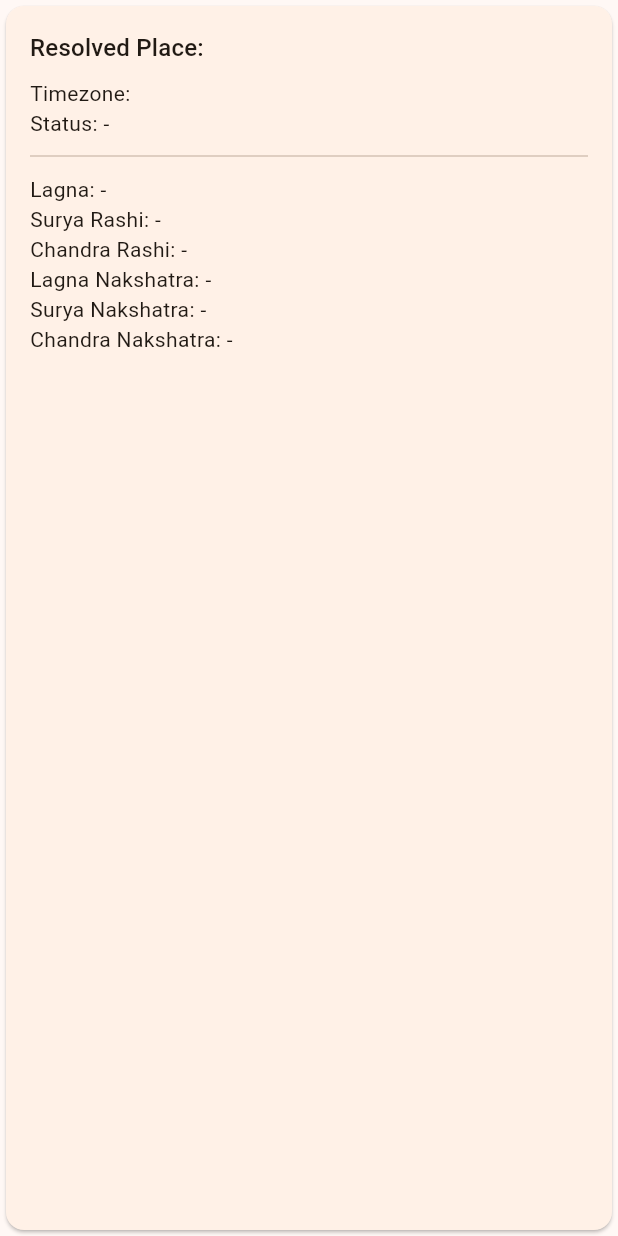
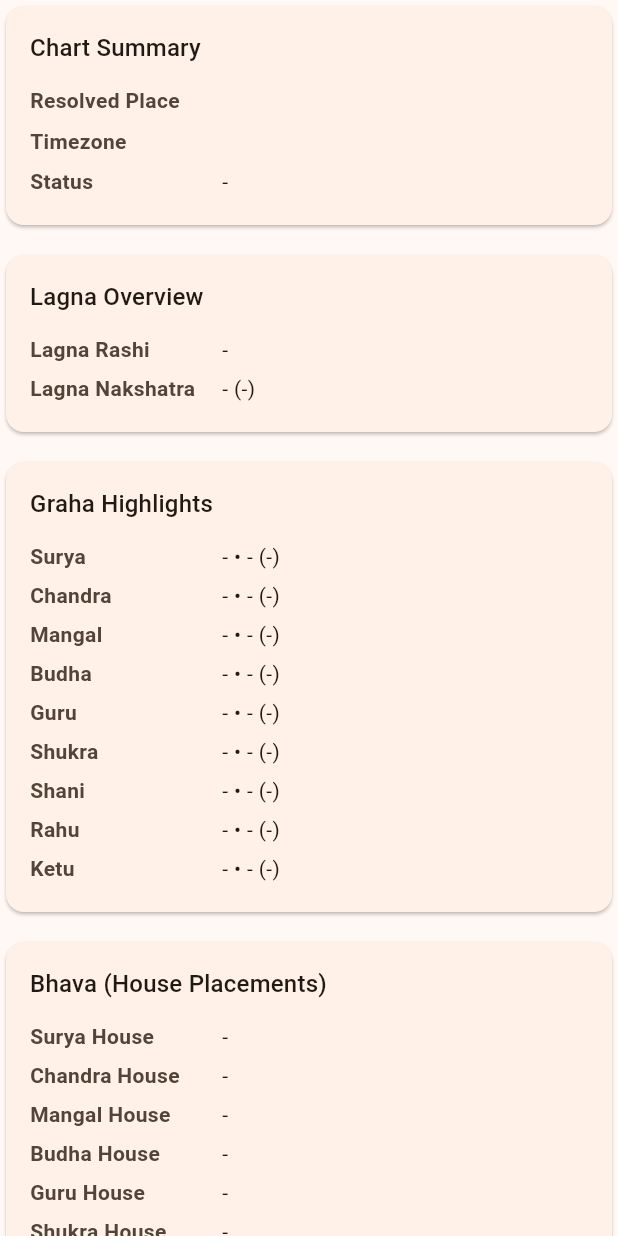
Before and after one commit to pseudoengineerdev/trikaal, a Flutter app: the _ResultCard widget shown alone on an empty page, opened directly with empty values, on a phone screen of 412 x 824 dp. Run offline on Flutter 3.47's test engine with Material 3 defaults, Android fonts, the phone set to English and light mode, and no system bars.

Commit message:
feat(mobile): redesign chart output into grouped result cards

```diff
--- a/apps/mobile/lib/features/charts/presentation/birth_input_page.dart
+++ b/apps/mobile/lib/features/charts/presentation/birth_input_page.dart
@@ -366,7 +366,128 @@ class _ResultCard extends StatelessWidget {
   Widget build(BuildContext context) {
     final vedic = _asMap(result.snapshot['vedic']);
     final meta = _asMap(result.snapshot['meta']);
+    final bhava = _asMap(result.snapshot['bhava']);
 
+    return Column(
+      children: <Widget>[
+        _SectionCard(
+          title: 'Chart Summary',
+          children: <Widget>[
+            _KeyValueRow(
+              label: 'Resolved Place',
+              value: result.resolvedPlace.placeLabel,
+            ),
+            _KeyValueRow(
+                label: 'Timezone', value: result.resolvedPlace.timezone),
+            _KeyValueRow(label: 'Status', value: '${meta['status'] ?? '-'}'),
+          ],
+        ),
+        const SizedBox(height: 12),
+        _SectionCard(
+          title: 'Lagna Overview',
+          children: <Widget>[
+            _KeyValueRow(
+                label: 'Lagna Rashi', value: '${vedic['lagna_rashi'] ?? '-'}'),
+            _KeyValueRow(
+              label: 'Lagna Nakshatra',
+              value:
+                  '${vedic['lagna_nakshatra'] ?? '-'} (${vedic['lagna_pada'] ?? '-'})',
+            ),
+          ],
+        ),
+        const SizedBox(height: 12),
+        _SectionCard(
+          title: 'Graha Highlights',
+          children: <Widget>[
+            _KeyValueRow(
+              label: 'Surya',
+              value:
+                  '${vedic['sun_rashi'] ?? '-'} • ${vedic['sun_nakshatra'] ?? '-'} (${vedic['sun_pada'] ?? '-'})',
+            ),
+            _KeyValueRow(
+              label: 'Chandra',
+              value:
+                  '${vedic['moon_rashi'] ?? '-'} • ${vedic['moon_nakshatra'] ?? '-'} (${vedic['moon_pada'] ?? '-'})',
+            ),
+            _KeyValueRow(
+              label: 'Mangal',
+              value:
+                  '${vedic['mangal_rashi'] ?? '-'} • ${vedic['mangal_nakshatra'] ?? '-'} (${vedic['mangal_pada'] ?? '-'})',
+            ),
+            _KeyValueRow(
+              label: 'Budha',
+              value:
+                  '${vedic['budha_rashi'] ?? '-'} • ${vedic['budha_nakshatra'] ?? '-'} (${vedic['budha_pada'] ?? '-'})',
+            ),
+            _KeyValueRow(
+              label: 'Guru',
+              value:
+                  '${vedic['guru_rashi'] ?? '-'} • ${vedic['guru_nakshatra'] ?? '-'} (${vedic['guru_pada'] ?? '-'})',
+            ),
+            _KeyValueRow(
+              label: 'Shukra',
+              value:
+                  '${vedic['shukra_rashi'] ?? '-'} • ${vedic['shukra_nakshatra'] ?? '-'} (${vedic['shukra_pada'] ?? '-'})',
+            ),
+            _KeyValueRow(
+              label: 'Shani',
+              value:
+                  '${vedic['shani_rashi'] ?? '-'} • ${vedic['shani_nakshatra'] ?? '-'} (${vedic['shani_pada'] ?? '-'})',
+            ),
+            _KeyValueRow(
+              label: 'Rahu',
+              value:
+                  '${vedic['rahu_rashi'] ?? '-'} • ${vedic['rahu_nakshatra'] ?? '-'} (${vedic['rahu_pada'] ?? '-'})',
+            ),
+            _KeyValueRow(
+              label: 'Ketu',
+              value:
+                  '${vedic['ketu_rashi'] ?? '-'} • ${vedic['ketu_nakshatra'] ?? '-'} (${vedic['ketu_pada'] ?? '-'})',
+            ),
+          ],
+        ),
+        const SizedBox(height: 12),
+        _SectionCard(
+          title: 'Bhava (House Placements)',
+          children: <Widget>[
+            _KeyValueRow(
+                label: 'Surya House', value: '${bhava['sun_house'] ?? '-'}'),
+            _KeyValueRow(
+                label: 'Chandra House', value: '${bhava['moon_house'] ?? '-'}'),
+            _KeyValueRow(
+                label: 'Mangal House',
+                value: '${bhava['mangal_house'] ?? '-'}'),
+            _KeyValueRow(
+                label: 'Budha House', value: '${bhava['budha_house'] ?? '-'}'),
+            _KeyValueRow(
+                label: 'Guru House', value: '${bhava['guru_house'] ?? '-'}'),
+            _KeyValueRow(
+                label: 'Shukra House',
+                value: '${bhava['shukra_house'] ?? '-'}'),
+            _KeyValueRow(
+                label: 'Shani House', value: '${bhava['shani_house'] ?? '-'}'),
+            _KeyValueRow(
+                label: 'Rahu House', value: '${bhava['rahu_house'] ?? '-'}'),
+            _KeyValueRow(
+                label: 'Ketu House', value: '${bhava['ketu_house'] ?? '-'}'),
+          ],
+        ),
+      ],
+    );
+  }
+}
+
+class _SectionCard extends StatelessWidget {
+  const _SectionCard({
+    required this.title,
+    required this.children,
+  });
+
+  final String title;
+  final List<Widget> children;
+
+  @override
+  Widget build(BuildContext context) {
     return Card(
       child: Padding(
         padding: const EdgeInsets.all(16),
@@ -374,21 +495,47 @@ class _ResultCard extends StatelessWidget {
           crossAxisAlignment: CrossAxisAlignment.start,
           children: <Widget>[
             Text(
-              'Resolved Place: ${result.resolvedPlace.placeLabel}',
+              title,
               style: Theme.of(context).textTheme.titleMedium,
             ),
-            const SizedBox(height: 8),
-            Text('Timezone: ${result.resolvedPlace.timezone}'),
-            Text('Status: ${meta['status'] ?? '-'}'),
-            const Divider(height: 24),
-            Text('Lagna: ${vedic['lagna_rashi'] ?? '-'}'),
-            Text('Surya Rashi: ${vedic['sun_rashi'] ?? '-'}'),
-            Text('Chandra Rashi: ${vedic['moon_rashi'] ?? '-'}'),
-            Text('Lagna Nakshatra: ${vedic['lagna_nakshatra'] ?? '-'}'),
-            Text('Surya Nakshatra: ${vedic['sun_nakshatra'] ?? '-'}'),
-            Text('Chandra Nakshatra: ${vedic['moon_nakshatra'] ?? '-'}'),
+            const SizedBox(height: 10),
+            ...children,
           ],
         ),
+      ),
+    );
+  }
+}
+
+class _KeyValueRow extends StatelessWidget {
+  const _KeyValueRow({
+    required this.label,
+    required this.value,
+  });
+
+  final String label;
+  final String value;
+
+  @override
+  Widget build(BuildContext context) {
+    return Padding(
+      padding: const EdgeInsets.symmetric(vertical: 3),
+      child: Row(
+        crossAxisAlignment: CrossAxisAlignment.start,
+        children: <Widget>[
+          SizedBox(
+            width: 120,
+            child: Text(
+              label,
+              style: TextStyle(
+                color: Theme.of(context).colorScheme.onSurfaceVariant,
+                fontWeight: FontWeight.w600,
+              ),
+            ),
+          ),
+          const SizedBox(width: 8),
+          Expanded(child: Text(value)),
+        ],
       ),
     );
   }
```
